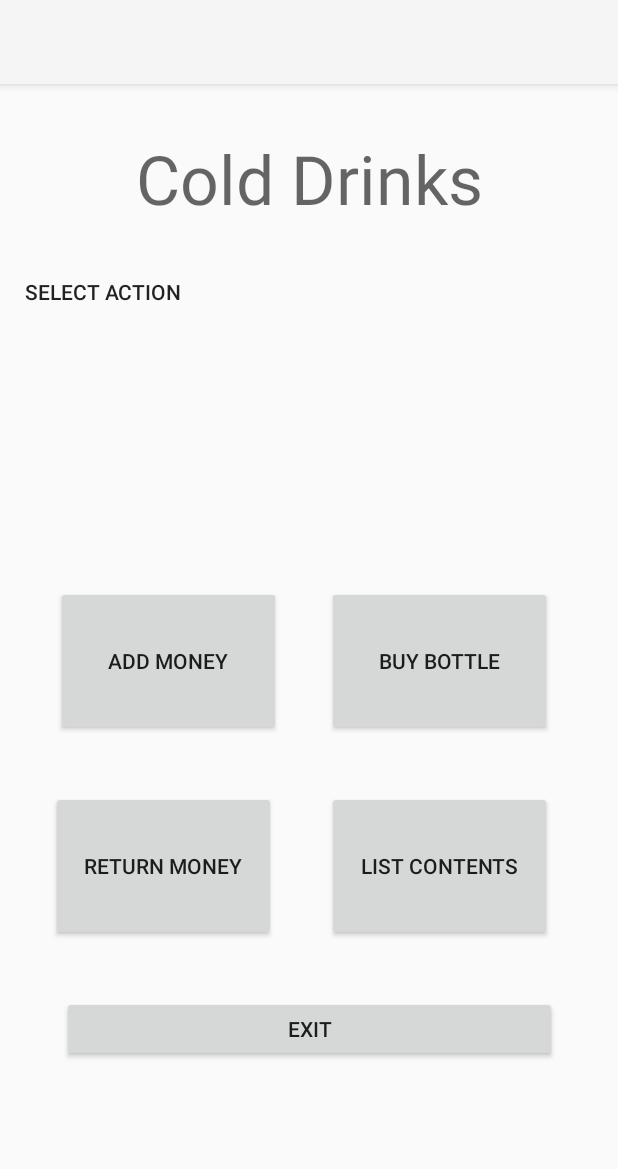
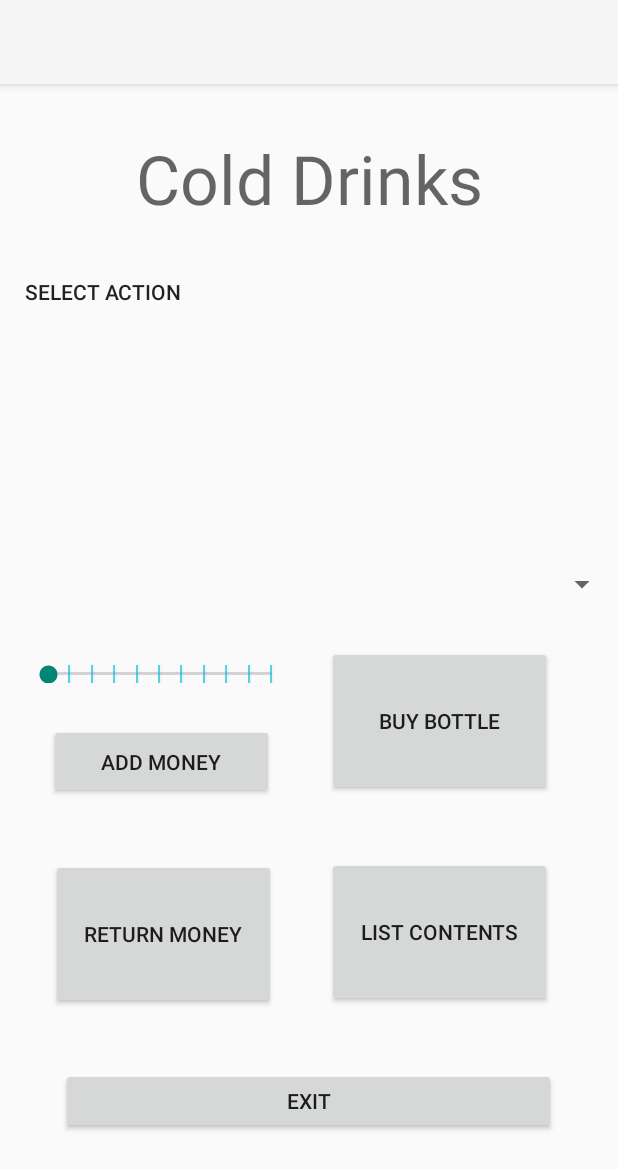
Before and after one commit to ssillanp/BottleDispenserMk, an Android app: the screen it shows after launch (MainActivity), on a phone screen of 412 x 824 dp. Shown: the top 1169 px of the screen. Run offline under Robolectric (Android 15) with nearby library versions, the phone set to English and light mode, and no system bars.

Commit message:
V8T4 kesken

```diff
--- a/app/src/main/java/com/example/bottledispenser/MainActivity.java
+++ b/app/src/main/java/com/example/bottledispenser/MainActivity.java
@@ -1,19 +1,49 @@
 package com.example.bottledispenser;
 
-import android.widget.Button;
+import android.view.View;
+import android.widget.SeekBar;
 import android.widget.TextView;
 import androidx.appcompat.app.AppCompatActivity;
 import android.os.Bundle;
 
 public class MainActivity extends AppCompatActivity {
 
-    TextView textOutput;
+    TextView txtOut;
+    TextView money;
+    SeekBar moneyAmt;
 
     @Override
     protected void onCreate(Bundle savedInstanceState) {
         super.onCreate(savedInstanceState);
         setContentView(R.layout.activity_main);
+        txtOut = (TextView) findViewById(R.id.textOutputView);
+        money = (TextView) findViewById(R.id.moneyDisp);
+        moneyAmt = (SeekBar) findViewById(R.id.moneyAmountBar);
+    }
+
+    BottleDispenser bD = BottleDispenser.getInstance();
+
+    public void addMoney(View v){
+         txtOut.setText(bD.addMoney(moneyAmt.getProgress()));
+         moneyAmt.setProgress(0);
+    }
+
+    public void getBottle(View v){
+        txtOut.setText(bD.buyBottle(1));
+    }
+
+    public void returnMoney(View v){
+        txtOut.setText(bD.returnMoney());
+    }
+
+    public void listBottles(View v){
+        txtOut.setText(bD.listBottles());
     }
 
 
+
+
+
+
+
 }
--- a/app/src/main/res/layout/activity_main.xml
+++ b/app/src/main/res/layout/activity_main.xml
@@ -16,7 +16,7 @@
             app:layout_constraintVertical_bias="0.046"/>
     <TextView
             android:layout_width="381dp"
-            android:layout_height="150dp" android:id="@+id/textOutput"
+            android:layout_height="150dp" android:id="@+id/textOutputView"
             app:layout_constraintTop_toBottomOf="@+id/textView2"
             app:layout_constraintBottom_toBottomOf="parent" app:layout_constraintStart_toStartOf="parent"
             app:layout_constraintEnd_toEndOf="parent" app:layout_constraintHorizontal_bias="0.533"
@@ -26,35 +26,60 @@
             android:text="Buy Bottle"
             android:layout_width="150dp"
             android:layout_height="100dp" android:id="@+id/buttonGetBottle"
-            app:layout_constraintTop_toBottomOf="@+id/textOutput" android:layout_marginTop="56dp"
-            app:layout_constraintEnd_toEndOf="parent" android:layout_marginEnd="44dp"/>
+            app:layout_constraintTop_toBottomOf="@+id/textOutputView" android:layout_marginTop="96dp"
+            app:layout_constraintEnd_toEndOf="parent" android:layout_marginEnd="44dp" android:onClick="getBottle"/>
+    <Button
+            android:text="Add Money"
+            android:layout_width="150dp"
+            android:layout_height="50dp" android:id="@+id/buttonAddMoney"
+            app:layout_constraintEnd_toStartOf="@+id/buttonGetBottle" app:layout_constraintStart_toStartOf="parent"
+            app:layout_constraintHorizontal_bias="0.478"
+            app:layout_constraintTop_toBottomOf="@+id/textOutputView" android:layout_marginTop="148dp"
+            android:onClick="addMoney"/>
     <Button
             android:text="List Contents"
             android:layout_width="150dp"
             android:layout_height="100dp" android:id="@+id/buttonListBottles"
             app:layout_constraintEnd_toEndOf="parent"
             app:layout_constraintTop_toBottomOf="@+id/buttonGetBottle" android:layout_marginEnd="44dp"
-            app:layout_constraintBottom_toTopOf="@+id/buttonExit"/>
-    <Button
-            android:text="Add Money"
-            android:layout_width="150dp"
-            android:layout_height="100dp" android:id="@+id/buttonAddMoney"
-            app:layout_constraintEnd_toStartOf="@+id/buttonGetBottle" app:layout_constraintStart_toStartOf="parent"
-            app:layout_constraintHorizontal_bias="0.552"
-            app:layout_constraintTop_toBottomOf="@+id/textOutput" android:layout_marginTop="56dp"
-    />
+            app:layout_constraintBottom_toTopOf="@+id/buttonExit" android:onClick="listBottles"/>
     <Button
             android:text="Return Money"
             android:layout_width="150dp"
             android:layout_height="100dp" android:id="@+id/buttonTakeMoney"
             app:layout_constraintTop_toBottomOf="@+id/buttonAddMoney"
             app:layout_constraintBottom_toTopOf="@+id/buttonExit"
-            app:layout_constraintEnd_toStartOf="@+id/buttonListBottles" app:layout_constraintStart_toStartOf="parent"/>
+            app:layout_constraintEnd_toStartOf="@+id/buttonListBottles" app:layout_constraintStart_toStartOf="parent"
+            android:onClick="returnMoney"/>
     <Button
             android:text="EXIT"
             android:layout_width="330dp"
             android:layout_height="44dp" android:id="@+id/buttonExit"
             app:layout_constraintBottom_toBottomOf="parent"
-            android:layout_marginBottom="116dp" app:layout_constraintEnd_toEndOf="parent"
-            app:layout_constraintStart_toStartOf="parent"/>
+            android:layout_marginBottom="68dp" app:layout_constraintEnd_toEndOf="parent"
+            app:layout_constraintStart_toStartOf="parent" app:layout_constraintHorizontal_bias="0.493"/>
+    <SeekBar
+            android:layout_width="181dp"
+            android:layout_height="12dp" android:id="@+id/moneyAmountBar"
+            app:layout_constraintBottom_toTopOf="@+id/buttonAddMoney"
+            app:layout_constraintTop_toBottomOf="@+id/textOutputView"
+            app:layout_constraintEnd_toStartOf="@+id/buttonGetBottle" app:layout_constraintStart_toStartOf="parent"
+            app:layout_constraintHorizontal_bias="0.44" app:layout_constraintVertical_bias="0.801" android:max="10"
+            android:min="0" style="@android:style/Widget.Material.SeekBar"
+            android:tickMark="@android:drawable/status_bar_item_app_background" android:tickMarkTint="#00BCD4"/>
+    <TextView
+            android:layout_width="wrap_content"
+            android:layout_height="wrap_content" android:id="@+id/moneyDisp"
+            app:layout_constraintBottom_toTopOf="@+id/moneyAmountBar"
+            app:layout_constraintTop_toBottomOf="@+id/textOutputView"
+            app:layout_constraintEnd_toStartOf="@+id/buttonGetBottle" app:layout_constraintStart_toStartOf="parent"
+            app:layout_constraintHorizontal_bias="0.503" app:layout_constraintVertical_bias="0.8"
+            android:textSize="24sp"/>
+    <Spinner
+            android:layout_width="match_parent"
+            android:layout_height="wrap_content" android:id="@+id/selectBottle"
+            app:layout_constraintBottom_toTopOf="@+id/moneyAmountBar"
+            app:layout_constraintTop_toBottomOf="@+id/textOutputView" app:layout_constraintEnd_toEndOf="parent"
+            app:layout_constraintStart_toStartOf="parent"
+            android:spinnerMode="dialog"/>
 </androidx.constraintlayout.widget.ConstraintLayout>
```
Also changed, not shown: app/src/main/java/com/example/bottledispenser/BottleDispenser.java (+22 -15 lines).
